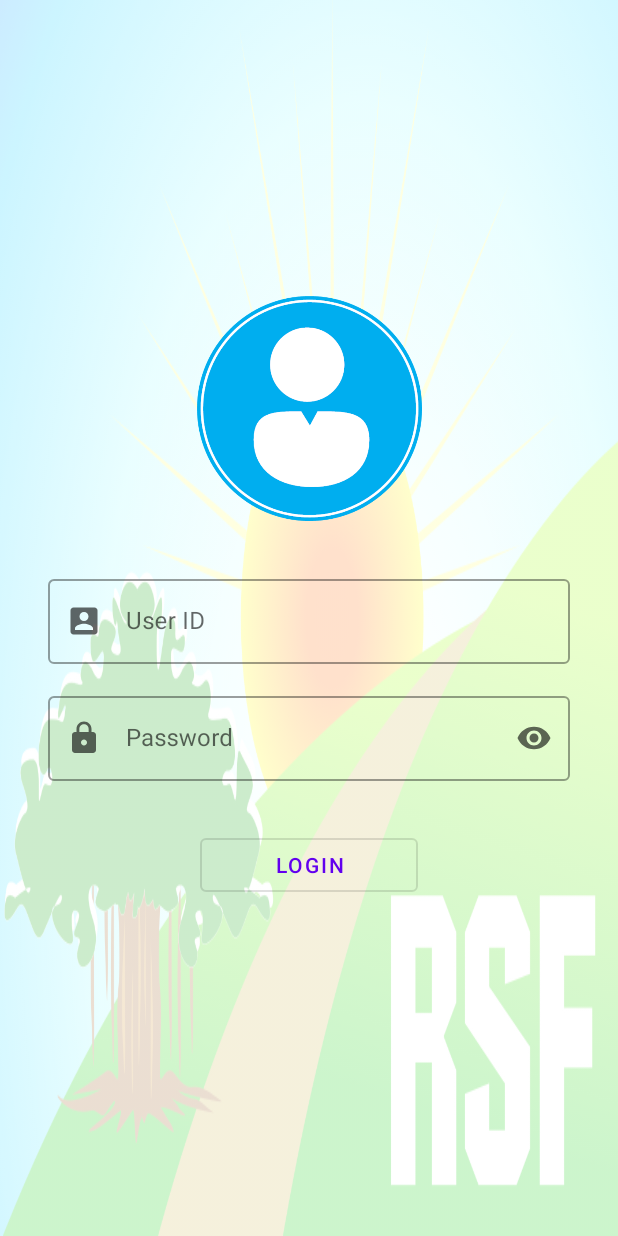
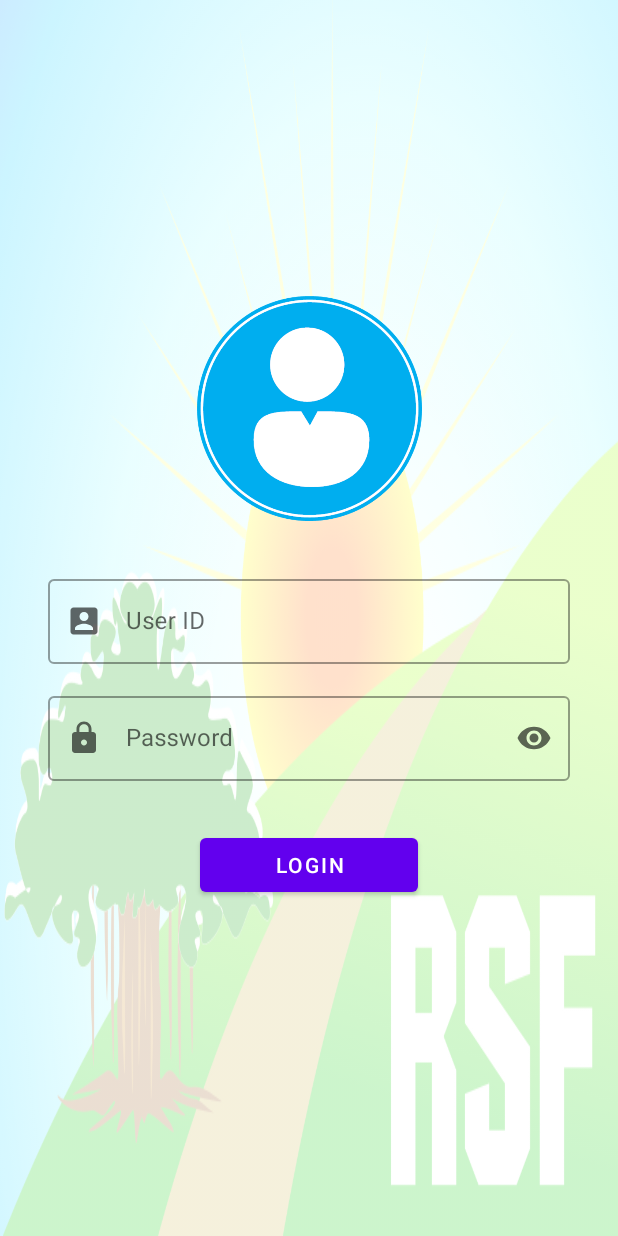
Before and after one commit to shahad-mahmud/rsf_attendence, an Android app: the screen it shows after launch (ActivityLogin), on a phone screen of 412 x 824 dp. Run offline under Robolectric (Android 15) with nearby library versions, the phone set to English and light mode, and no system bars; our stand-ins replace Volley.

Commit message:
login button

```diff
--- a/app/src/main/res/layout/activity_login.xml
+++ b/app/src/main/res/layout/activity_login.xml
@@ -4,9 +4,9 @@
     xmlns:tools="http://schemas.android.com/tools"
     android:id="@+id/relativeLayout"
     android:layout_width="match_parent"
-    android:background="@drawable/activity_back"
     android:layout_height="match_parent"
-    android:layout_centerVertical="false">
+    android:layout_centerVertical="false"
+    android:background="@drawable/activity_back">
 
 
     <ScrollView
@@ -86,7 +86,6 @@
 
             <com.google.android.material.button.MaterialButton
                 android:id="@+id/login_button"
-                style="?attr/materialButtonOutlinedStyle"
                 android:layout_width="wrap_content"
                 android:layout_height="wrap_content"
                 android:layout_marginTop="32dp"
```
Also changed, not shown: 7 other files.
